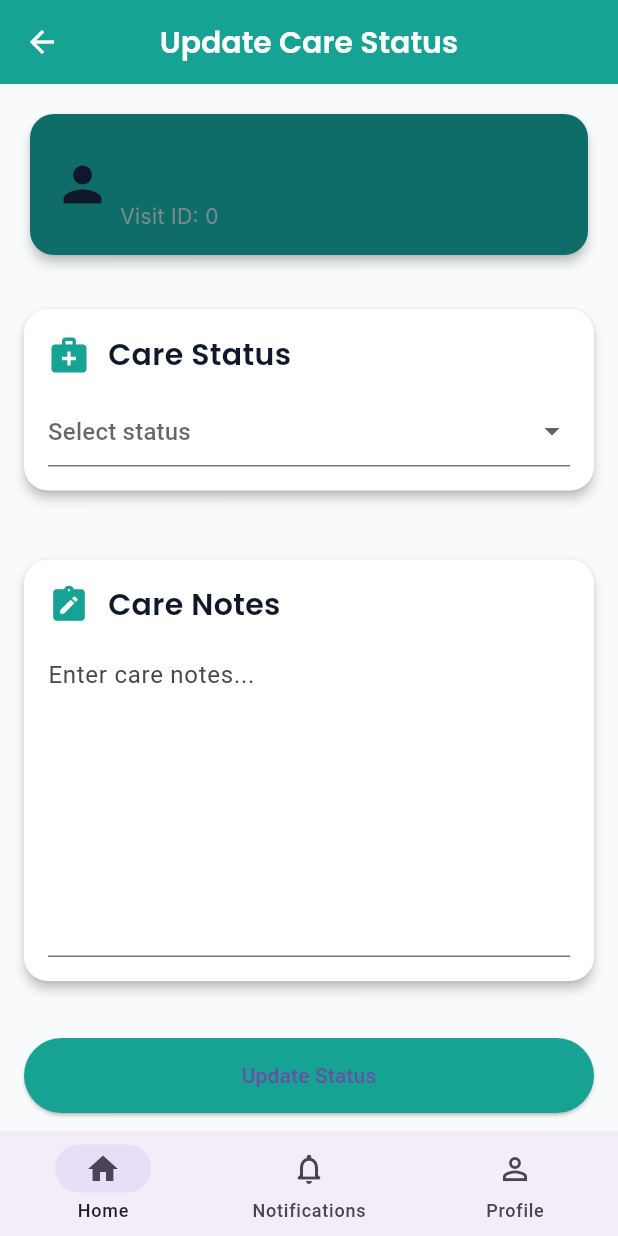
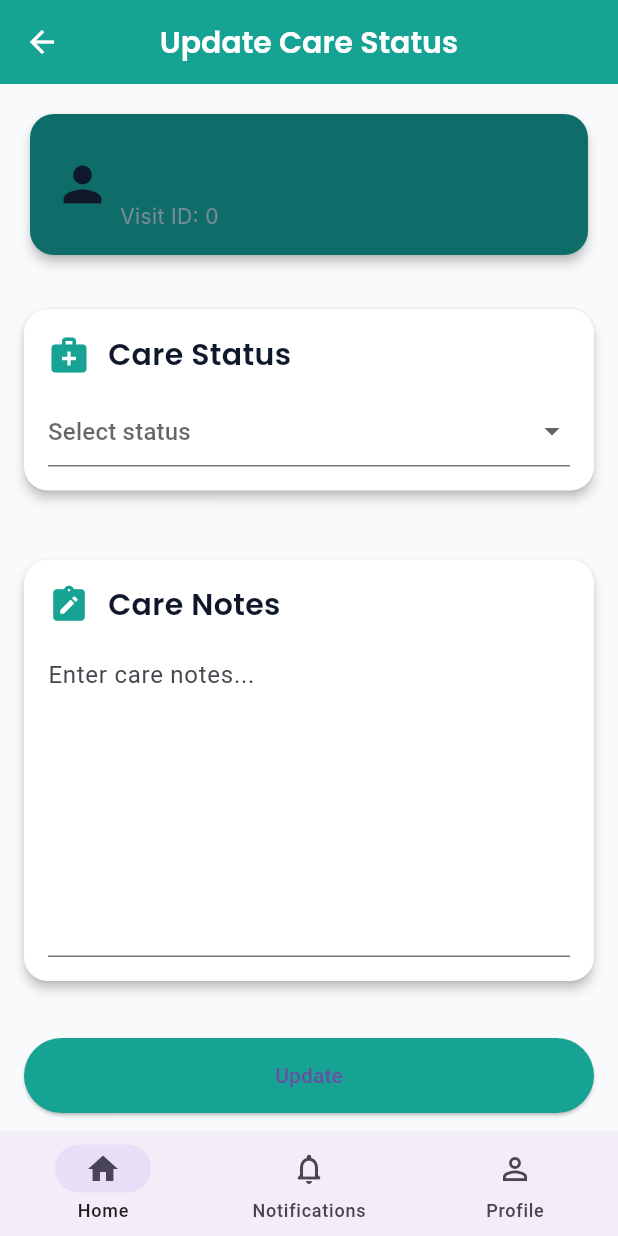
Before and after one commit to FateOrByDesign/CarenestApp, a Flutter app: the UpdateCareStatusPage screen opened directly with empty values, on a phone screen of 412 x 824 dp. Run offline on Flutter 3.47's test engine with Material 3 defaults, Android fonts, the phone set to English and light mode, and no system bars; our stand-ins replace google_fonts, shared_preferences; missing offline and left inert: carenest_mobile, helloworld; accounts and stored records are empty.

Commit message:
chenge the update button

```diff
--- a/Carenest_Frontend/carenest_mobile/lib/screens/caregiver/update_caregiver_status.dart
+++ b/Carenest_Frontend/carenest_mobile/lib/screens/caregiver/update_caregiver_status.dart
@@ -167,7 +167,7 @@ class _UpdateCareStatusPageState extends State<UpdateCareStatusPage> {
                   backgroundColor: AppTheme.primary,
                 ),
                 onPressed: updateCareStatus,
-                child: const Text('Update Status'),
+                child: const Text('Update'),
               ),
             ),
           ],
```
